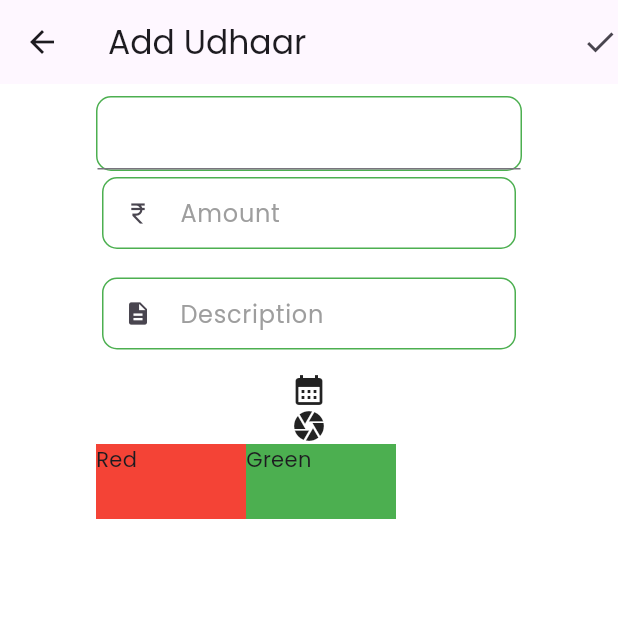
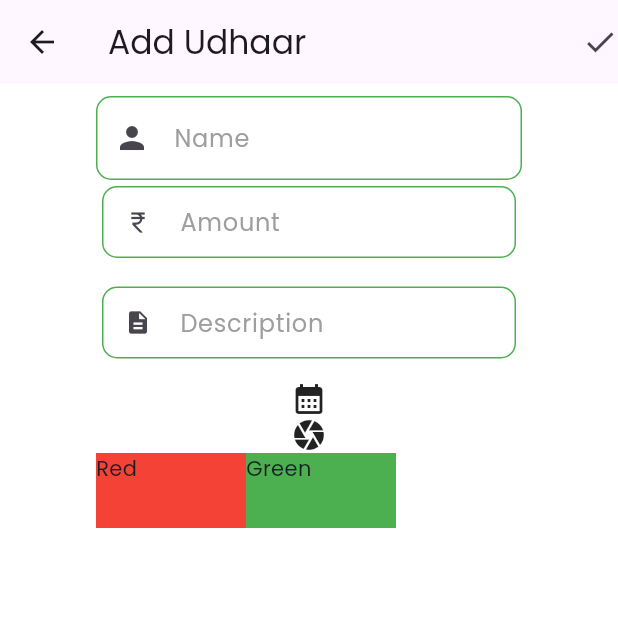
Before and after one commit to TheLameOne/udhaari, a Flutter app: the AddUdhaar screen opened directly, on a phone screen of 412 x 824 dp, the top half of it. Run offline on Flutter 3.47's test engine with Material 3 defaults, Android fonts, the phone set to English and light mode, and no system bars; drawn by our look-alikes of searchfield; our stand-ins replace cloud_firestore, firebase_core, firebase_storage, fluttertoast, google_fonts, hexcolor and 2 more; missing offline and left inert: dart:ffi; accounts and stored records are empty.

Commit message:
name search field

```diff
--- a/lib/screens/AddUdhaar.dart
+++ b/lib/screens/AddUdhaar.dart
@@ -150,10 +150,31 @@ class _AddUdhaarState extends State<AddUdhaar> {
                 //     borderRadius: BorderRadius.all(Radius.circular(10)),
                 //   ),
                 // ),
-                decoration: BoxDecoration(
-                    border: Border.all(color: Colors.green),
-                    borderRadius: BorderRadius.all(Radius.circular(10))),
+
                 child: SearchField<String>(
+                  controller: nameFieldContoller,
+                  onSubmit: (p0) {
+                    name = p0;
+                    print(name.toString());
+                  },
+                  searchInputDecoration: InputDecoration(
+                    prefixIcon: Icon(Icons.person),
+                    labelText: (name != null) ? "Name" : " ",
+                    counterText: "",
+                    labelStyle: const TextStyle(color: Colors.grey),
+                    border: const OutlineInputBorder(
+                      borderSide: BorderSide(color: Colors.green),
+                      borderRadius: BorderRadius.all(Radius.circular(10)),
+                    ),
+                    focusedBorder: const OutlineInputBorder(
+                      borderSide: BorderSide(color: Colors.green),
+                      borderRadius: BorderRadius.all(Radius.circular(10)),
+                    ),
+                    enabledBorder: const OutlineInputBorder(
+                      borderSide: BorderSide(color: Colors.green),
+                      borderRadius: BorderRadius.all(Radius.circular(10)),
+                    ),
+                  ),
                   suggestions: _list
                       .map(
                         (e) => SearchFieldListItem<String>(
```
Also changed, not shown: pubspec.lock.
